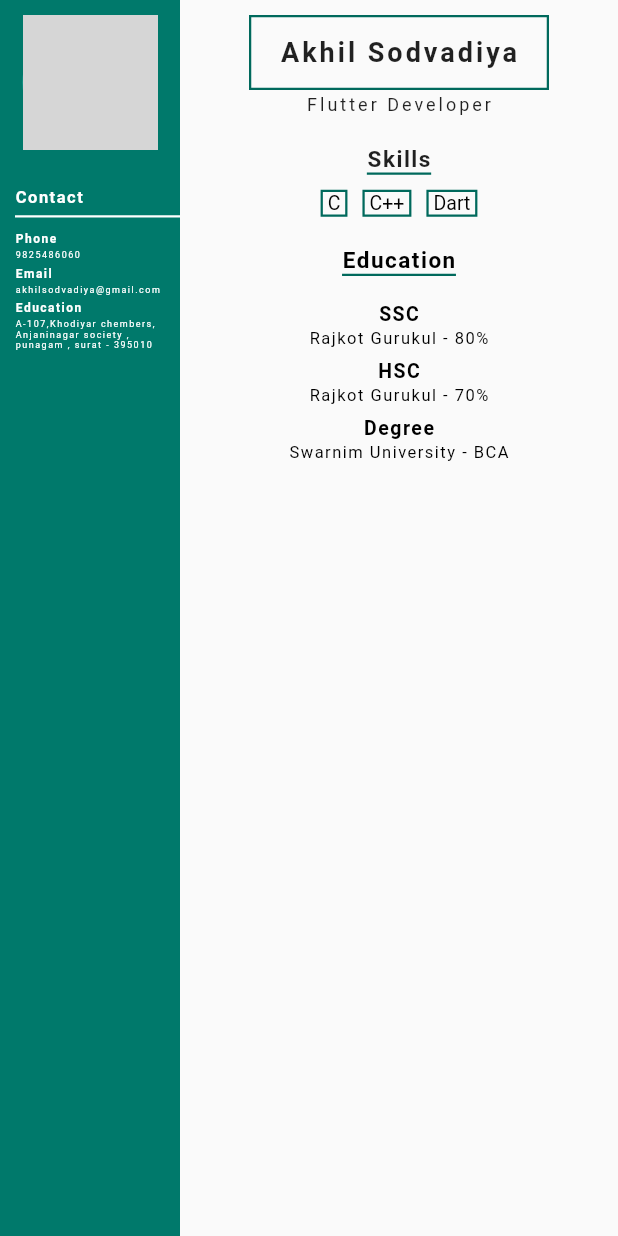
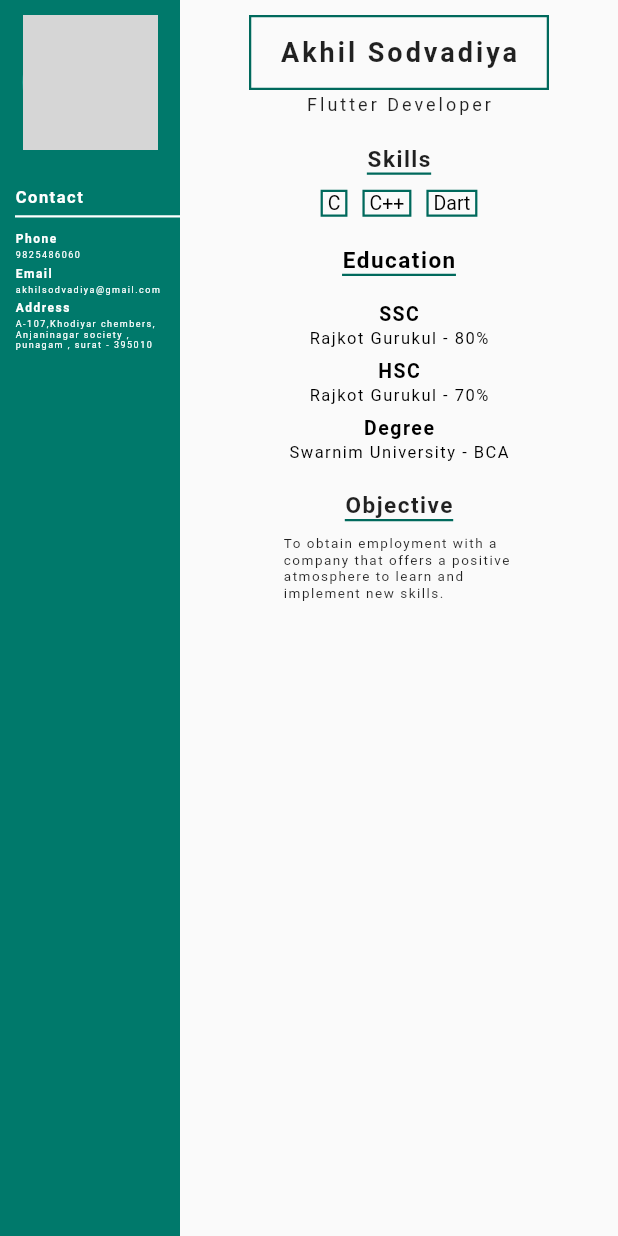
Before and after one commit to theAkHilsarkar18/resume_builder, a Flutter app: the screen it shows after launch, on a phone screen of 412 x 824 dp. Run offline on Flutter 3.47's test engine with Material 2 defaults, Android fonts, the phone set to English and light mode, and no system bars; our stand-ins replace image_picker, pdf; grey boxes are pictures that could not be loaded.

Commit message:
02-02-2023

```diff
--- a/lib/templates/template1.dart
+++ b/lib/templates/template1.dart
@@ -123,7 +123,7 @@ class _Template1State extends State<Template1> {
                           Align(
                             alignment: Alignment.centerLeft,
                             child: Text(
-                              "Education",
+                              "Address",
                               style: TextStyle(
                                 color: Colors.white,
                                 fontWeight: FontWeight.bold,
@@ -145,7 +145,6 @@ class _Template1State extends State<Template1> {
                             ),
                           ),
 
-
                         ],
                       ),
                     ),
@@ -154,8 +153,6 @@ class _Template1State extends State<Template1> {
                     height: 20,
                   ),
                   //
-
-
                 ],
               ),
             ),
@@ -297,7 +294,10 @@ class _Template1State extends State<Template1> {
                       ],
                     ),
                   ),
-
+                  SizedBox(height: 20),
+                  Container(decoration: BoxDecoration(border: Border(bottom: BorderSide(color: Colors.teal.shade800,width: 1.5,),),),child: Text("Objective",style: TextStyle(fontSize: 15,letterSpacing: 1,fontWeight: FontWeight.bold),)),
+                  SizedBox(height: 10,),
+                  Text("To obtain employment with a \ncompany that offers a positive \natmosphere to learn and \nimplement new skills.",style: TextStyle(fontSize: 9,letterSpacing: 1),),
                 ],
               ),
             ),
```
Also changed, not shown: lib/pdf/pdfGeneratorpg1.dart (+18 -0 lines).
